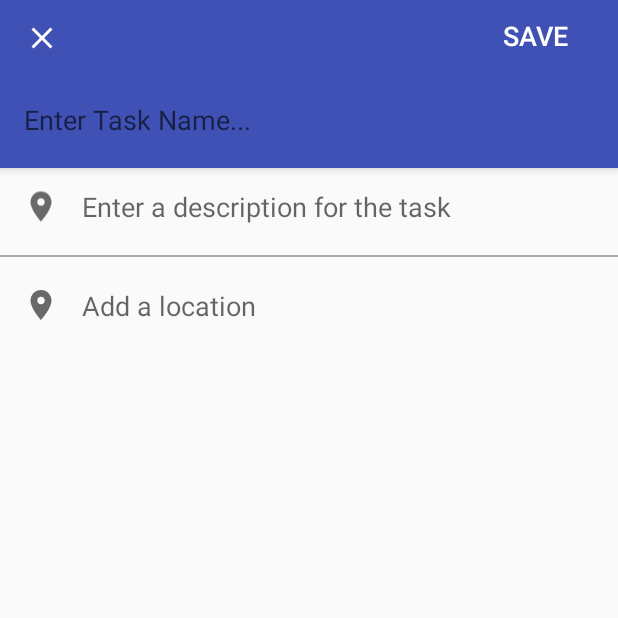
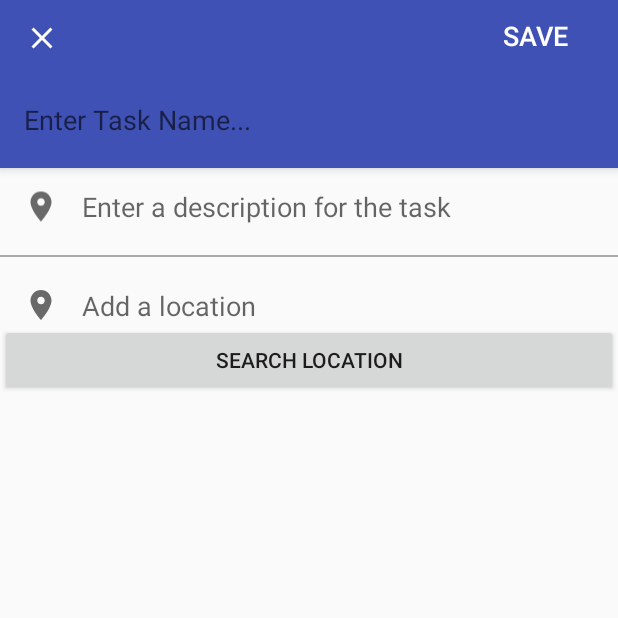
Before and after one commit to verfehlix/GeoTasks, an Android app: the AddNewTaskActivity screen opened directly, with no data from a screen before it, on a phone screen of 412 x 824 dp, the top half of it. Run offline under Robolectric (Android 15) with nearby library versions, the phone set to English and light mode, and no system bars; 1 statement that could not run was skipped.

Commit message:
assisted input works

```diff
--- a/app/src/main/res/layout/activity_add_new_task.xml
+++ b/app/src/main/res/layout/activity_add_new_task.xml
@@ -131,7 +131,15 @@
                     android:background="@android:color/transparent"
                     android:layout_marginLeft="15dp"
                     android:layout_marginRight="15dp" />
+
             </LinearLayout>
+
+            <Button
+                android:layout_width="match_parent"
+                android:layout_height="wrap_content"
+                android:text="Search location"
+                android:id="@+id/button"
+                android:onClick="findPlace" />
 
         </LinearLayout>
     </ScrollView>
--- a/app/src/main/res/values/strings.xml
+++ b/app/src/main/res/values/strings.xml
@@ -1,6 +1,6 @@
 <resources>
     <string name="app_name">GeoTasks</string>
-    <string name="google_app_id">geotasks-1280</string>
+    <string name="google_app_id">eloquent-surge-128016</string>
 
     <string name="navigation_drawer_open">Open navigation drawer</string>
     <string name="navigation_drawer_close">Close navigation drawer</string>
@@ -13,4 +13,5 @@
     <string name="delete">delete</string>
     <string name="delete_dialog_message">Do you really want to delete this task?</string>
     <string name="delete_title">Delete</string>
+    <string name="title_activity_maps">Map</string>
 </resources>
```
Also changed, not shown: app/src/main/AndroidManifest.xml (+14 -5 lines), app/src/main/java/pc/com/geotasks/AddNewTaskActivity.java (+54 -7 lines).
